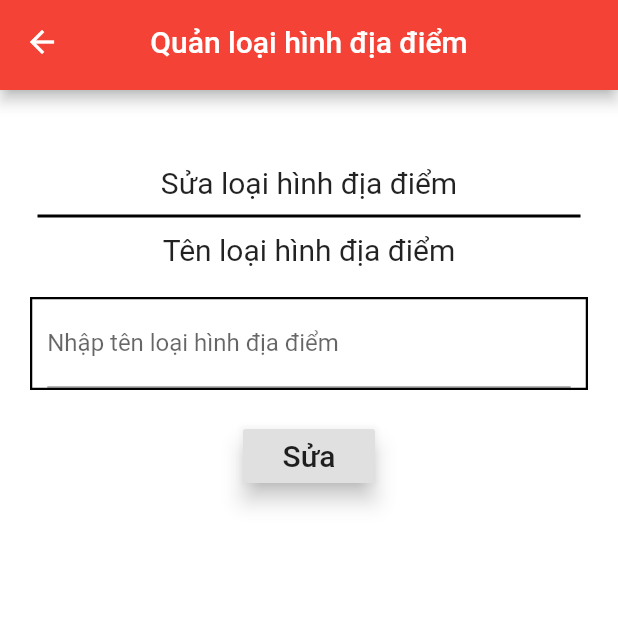
After one commit to ducvuong272/code-do-an, a Flutter app: the UpdatePostCategoryScreen screen opened directly, on a phone screen of 412 x 824 dp, the top half of it. The commit adds this screen. Run offline on Flutter 3.47's test engine with Material 2 defaults, Android fonts, the phone set to English and light mode, and no system bars; our stand-ins replace connectivity, dots_indicator, firebase_storage, flutter_swiper, image_picker; accounts and stored records are empty; network calls fail; statements that could not run were skipped.

Commit message:
Finish for demo

```diff
--- a/lib/src/constants.dart
+++ b/lib/src/constants.dart
@@ -21,4 +21,5 @@ String kUpdateUserInformationByUserId = '$kApiUrl/sua-thong-tin-tai-khoan';
 String kDeleteUserPost = '$kApiUrl/xoa-dia-diem';
 String kAddPostCategory = '$kApiUrl/them-loai-hinh-dia-diem';
 String kDeletePostCategory = '$kApiUrl/xoa-loai-hinh-dia-diem';
+String kUpdatePostCategory = '$kApiUrl/sua-loai-hinh-dia-diem';
 Map<String, String> kApiHeader = {"Content-Type" : "application/json"};
--- a/lib/src/repository/post_repository.dart
+++ b/lib/src/repository/post_repository.dart
@@ -74,7 +74,7 @@ class PostRepository {
         List<dynamic> listCategory = map['data'];
         for (int i = 0; i < listCategory.length; i++) {
           Map<String, dynamic> mapFromDataList = {};
-          mapFromDataList.putIfAbsent('Id', () => listCategory[i]['Id_Cha']);
+          mapFromDataList.putIfAbsent('Id', () => listCategory[i]['Id_LoaiHinhDiaDiem']);
           mapFromDataList.putIfAbsent('TenLoaiHinhDiaDiem',
               () => listCategory[i]['TenLoaiHinhDiaDiem']);
           categoryListMap.add(mapFromDataList);
--- a/lib/src/screens/post_detail_screen.dart
+++ b/lib/src/screens/post_detail_screen.dart
@@ -488,7 +488,7 @@ class PostDetailScreenState extends State<PostDetailScreen> {
                                       postTitle: post.postTitle,
                                       commentList: post.commentList,
                                       scrollController: _scrollController,
-                                    )
+                                    ),
                             ],
                           ),
                         ],
--- /dev/null
+++ b/lib/src/screens/update_post_category_screen.dart
@@ -0,0 +1,117 @@
+import 'package:do_an_tn/src/blocs/add_post_bloc.dart';
+import 'package:do_an_tn/src/blocs/manage_post_category_bloc.dart';
+import 'package:flutter/material.dart';
+
+class UpdatePostCategoryScreen extends StatefulWidget {
+  final AddPostBloc addPostBloc;
+  final Map<String, dynamic> postCategoryMap;
+
+  const UpdatePostCategoryScreen({
+    Key key,
+    this.addPostBloc,
+    this.postCategoryMap,
+  }) : super(key: key);
+
+  UpdatePostCategoryScreenState createState() =>
+      UpdatePostCategoryScreenState();
+}
+
+class UpdatePostCategoryScreenState extends State<UpdatePostCategoryScreen> {
+  TextEditingController _postCateforyController;
+  ManagePostCategoryBloc _bloc = ManagePostCategoryBloc();
+
+  @override
+  void initState() {
+    _postCateforyController = TextEditingController(
+        text: widget.postCategoryMap["TenLoaiHinhDiaDiem"]);
+    super.initState();
+  }
+
+  @override
+  Widget build(BuildContext context) {
+    return Scaffold(
+      appBar: PreferredSize(
+        preferredSize: Size.fromHeight(60),
+        child: AppBar(
+          backgroundColor: Colors.red,
+          centerTitle: true,
+          title: Text('Quản loại hình địa điểm'),
+        ),
+      ),
+      body: Align(
+        alignment: FractionalOffset(0.5, 0.5),
+        child: GestureDetector(
+          onTap: () => FocusScope.of(context).requestFocus(FocusNode()),
+          child: Container(
+            color: Colors.white,
+            child: Column(
+              mainAxisSize: MainAxisSize.max,
+              crossAxisAlignment: CrossAxisAlignment.center,
+              children: <Widget>[
+                Padding(
+                  padding: EdgeInsets.only(top: 50),
+                  child: Text(
+                    'Sửa loại hình địa điểm',
+                    style: TextStyle(fontSize: 20),
+                  ),
+                ),
+                Container(
+                  margin: EdgeInsets.only(
+                    top: 10,
+                    bottom: 10,
+                  ),
+                  color: Colors.black,
+                  height: 2,
+                  width: MediaQuery.of(context).size.width - 50,
+                ),
+                Text(
+                  'Tên loại hình địa điểm',
+                  style: TextStyle(fontSize: 20),
+                ),
+                Container(
+                  margin: EdgeInsets.only(
+                    top: 20,
+                    left: 20,
+                    right: 20,
+                  ),
+                  padding: EdgeInsets.only(
+                    left: 10,
+                    right: 10,
+                  ),
+                  decoration: BoxDecoration(border: Border.all(width: 1.5)),
+                  child: TextField(
+                    controller: _postCateforyController,
+                    decoration: InputDecoration(
+                      labelText: 'Nhập tên loại hình địa điểm',
+                    ),
+                  ),
+                ),
+                Container(
+                  padding: EdgeInsets.only(top: 20),
+                  child: RaisedButton(
+                    onPressed: () {
+                      _bloc.updatePostCategory(
+                        widget.postCategoryMap["Id"],
+                        _postCateforyController.text,
+                        context,
+                        widget.addPostBloc,
+                      );
+                    },
+                    elevation: 6.0,
+                    child: Text(
+                      'Sửa',
+                      style: TextStyle(
+                        fontSize: 20,
+                        fontWeight: FontWeight.w500,
+                      ),
+                    ),
+                  ),
+                ),
+              ],
+            ),
+          ),
+        ),
+      ),
+    );
+  }
+}
```
Also changed, not shown: lib/src/blocs/change_user_information_bloc.dart (+5 -3 lines), lib/src/blocs/manage_post_category_bloc.dart (+93 -7 lines), lib/src/models/post.dart (+9 -4 lines), lib/src/screens/add_post_screen.dart (+6 -7 lines), lib/src/screens/manage_post_category_screen.dart (+55 -3 lines), lib/src/services/api_handler.dart (+12 -0 lines), lib/src/widgets/management_list.dart (+9 -5 lines), lib/src/widgets/post_list.dart (+4 -3 lines), lib/src/screens/search_post_screen.dart (line endings or trailing spaces).
